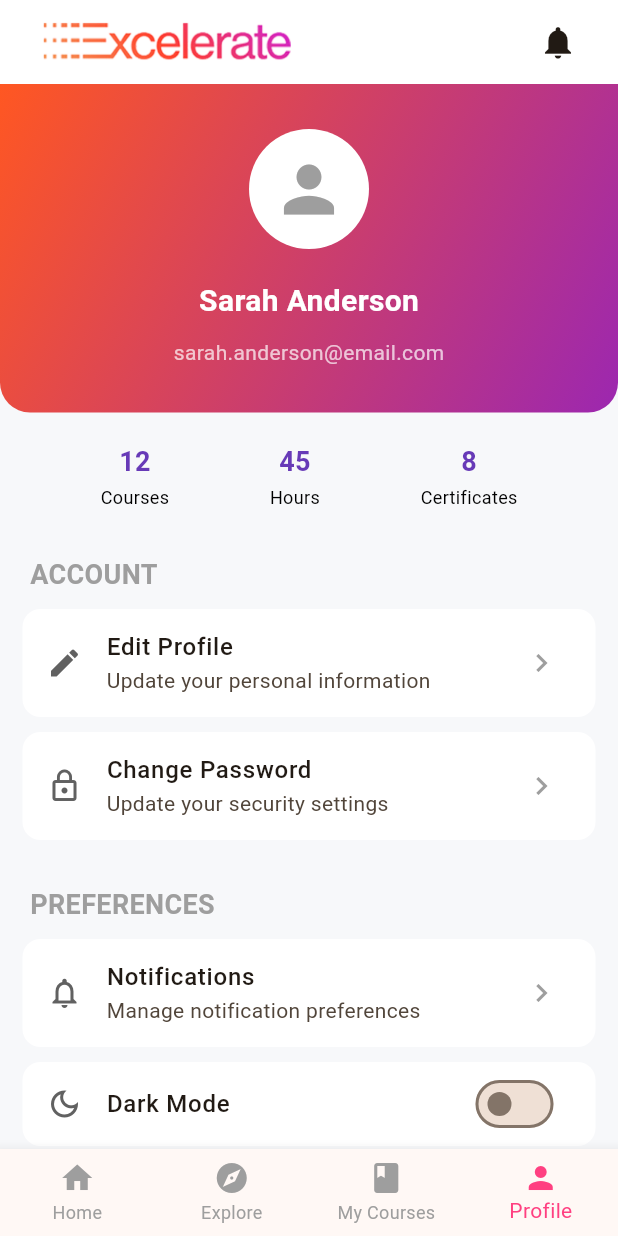
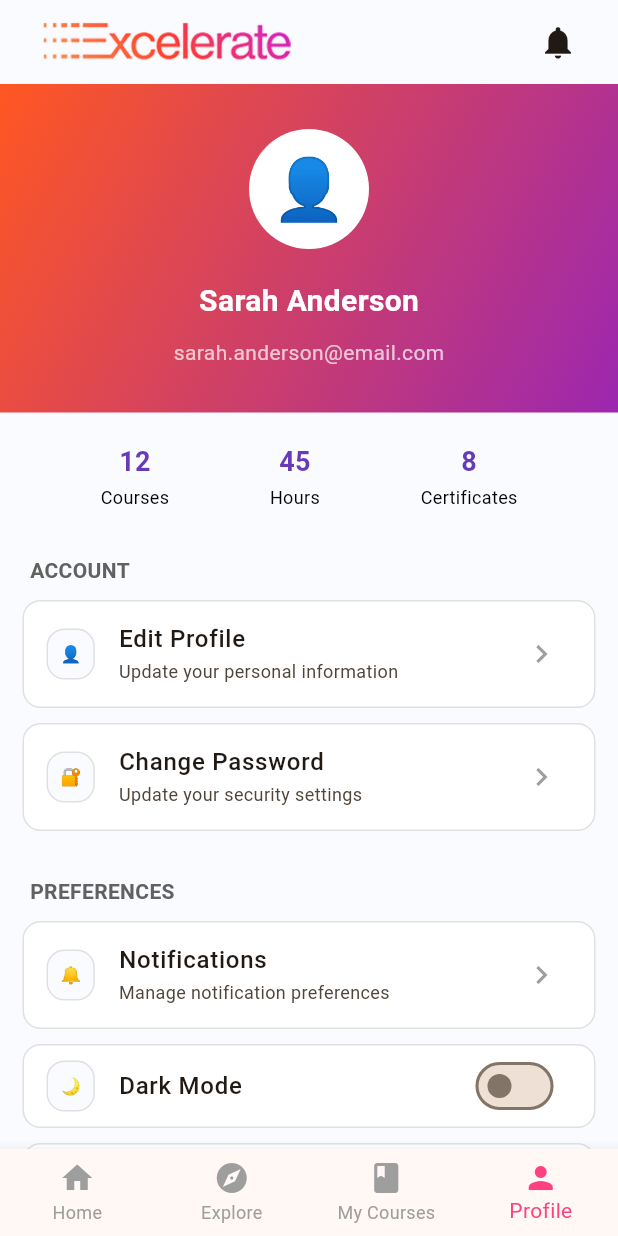
Before and after one commit to AsimBinNasir/Excelerate, a Flutter app: the HomePage screen opened directly, item 4 of the bottom bar chosen, on a phone screen of 412 x 824 dp. Run offline on Flutter 3.47's test engine with Material 3 defaults, Android fonts, the phone set to English and light mode, and no system bars; our stand-ins replace percent_indicator.

Commit message:
Change background color to app original

```diff
--- a/lib/explorePage.dart
+++ b/lib/explorePage.dart
@@ -29,7 +29,7 @@ class _ExplorePageState extends State<ExplorePage> {
     }).toList();
 
     return Scaffold(
-      backgroundColor: Colors.white,
+      backgroundColor: const Color(0xf9fafbff),
       body: SafeArea(
         child: SingleChildScrollView(
           padding: const EdgeInsets.symmetric(horizontal: 16, vertical: 20),
--- a/lib/homepage.dart
+++ b/lib/homepage.dart
@@ -30,9 +30,9 @@ class _HomePageState extends State<HomePage> {
   @override
   Widget build(BuildContext context) {
     return Scaffold(
-      backgroundColor: Colors.white,
+      backgroundColor: const Color(0xf9fafbff),
       appBar: AppBar(
-        backgroundColor: Colors.white,
+        backgroundColor: const Color(0xf9fafbff),
         elevation: 0,
         titleSpacing: 16,
         title: Row(
@@ -52,6 +52,7 @@ class _HomePageState extends State<HomePage> {
       bottomNavigationBar: BottomNavigationBar(
         type: BottomNavigationBarType.fixed,
         selectedItemColor: Colors.pinkAccent,
+        selectedLabelStyle: TextStyle(color: Colors.purple),
         unselectedItemColor: Colors.grey,
         items: const [
           BottomNavigationBarItem(icon: Icon(Icons.home), label: 'Home'),
@@ -156,10 +157,10 @@ Widget _homeContent() {
           Row(
             mainAxisAlignment: MainAxisAlignment.spaceBetween,
             children: [
-                  _quickAction(Icons.explore, 'Browse'),
-                  _quickAction(Icons.favorite, 'Favorites'),
-                  _quickAction(Icons.bar_chart, 'Progress'),
-                  _quickAction(Icons.emoji_events, 'Achievements'),
+              _quickAction('📖', 'Browse'),
+              _quickAction('⭐️', 'Favorites'),
+              _quickAction('📊', 'Progress'),
+              _quickAction('🏆', 'Achievements'),
             ],
           ),
           const SizedBox(height: 24),
@@ -227,8 +228,20 @@ Widget _homeContent() {
 }
 
 // Quick Action Widget
-Widget _quickAction(IconData icon, String label) {
-  return Column(
+Widget _quickAction(String emoji, String label) {
+  return Container(
+    decoration: BoxDecoration(
+      color: Colors.white,
+      borderRadius: BorderRadius.circular(12),
+      boxShadow: [
+        BoxShadow(
+          color: Colors.grey.shade300,
+          blurRadius: 6,
+          spreadRadius: 1,
+        ),
+      ],
+    ),
+    child: Column(
       children: [
         Container(
           padding: const EdgeInsets.all(14),
@@ -243,11 +256,12 @@ Widget _quickAction(IconData icon, String label) {
               ),
             ],
           ),
-        child: Icon(icon, color: Colors.pinkAccent, size: 28),
+          child: Text(emoji, style: TextStyle(fontSize: 28)),
         ),
         const SizedBox(height: 8),
         Text(label, style: const TextStyle(fontWeight: FontWeight.w500)),
       ],
+    ),
   );
 }
 
--- a/lib/myCoursesPage.dart
+++ b/lib/myCoursesPage.dart
@@ -28,7 +28,7 @@ class _MyCoursesPageState extends State<MyCoursesPage> {
               .toList();
 
     return Scaffold(
-      backgroundColor: Colors.white,
+      backgroundColor: const Color(0xf9fafbff),
       body: SafeArea(
         child: SingleChildScrollView(
           padding: const EdgeInsets.symmetric(horizontal: 16, vertical: 20),
--- a/lib/onboardingScreen.dart
+++ b/lib/onboardingScreen.dart
@@ -51,7 +51,7 @@ class _OnboardingScreenState extends State<OnboardingScreen> {
   @override
   Widget build(BuildContext context) {
     return Scaffold(
-      backgroundColor:  Colors.white,
+      backgroundColor:  const Color(0xf9fafbff),
       body: Column(
         children: [
           Expanded(
--- a/lib/profilePage.dart
+++ b/lib/profilePage.dart
@@ -11,7 +11,7 @@ class _ProfilePageState extends State<ProfilePage> {
   @override
   Widget build(BuildContext context) {
     return Scaffold(
-      backgroundColor: const Color(0xFFF7F8FA),
+      backgroundColor: const Color(0xf9fafbff),
       //appBar: AppBar(backgroundColor: Colors.transparent, elevation: 0),
       body: SingleChildScrollView(
         child: Column(
@@ -25,10 +25,6 @@ class _ProfilePageState extends State<ProfilePage> {
                   begin: Alignment.topLeft,
                   end: Alignment.bottomRight,
                 ),
-                borderRadius: BorderRadius.only(
-                  bottomLeft: Radius.circular(20),
-                  bottomRight: Radius.circular(20),
-                ),
               ),
               padding: const EdgeInsets.symmetric(vertical: 30),
               child: Column(
@@ -36,7 +32,7 @@ class _ProfilePageState extends State<ProfilePage> {
                   const CircleAvatar(
                     radius: 40,
                     backgroundColor: Colors.white,
-                    child: Icon(Icons.person, size: 50, color: Colors.grey),
+                    child: Text('👤', style: TextStyle(fontSize: 40)),
                   ),
                   const SizedBox(height: 20),
                   const Text(
@@ -52,12 +48,21 @@ class _ProfilePageState extends State<ProfilePage> {
                     'sarah.anderson@email.com',
                     style: TextStyle(color: Colors.white70),
                   ),
-
                 ],
               ),
             ),
 
             const SizedBox(height: 20),
+            Container(
+              decoration: const BoxDecoration(
+                color: Color(0xf9fafbff),
+                borderRadius: BorderRadius.only(
+                  topLeft: Radius.circular(20),
+                  topRight: Radius.circular(20),
+                ),
+              ),
+              child: Column(
+                children: [
                   Row(
                     mainAxisAlignment: MainAxisAlignment.spaceEvenly,
                     children: [
@@ -71,12 +76,12 @@ class _ProfilePageState extends State<ProfilePage> {
                   // Account
                   _SectionTitle(title: "Account"),
                   _ListTileItem(
-              icon: Icons.edit,
+                    emoji: "👤",
                     title: "Edit Profile",
                     subtitle: "Update your personal information",
                   ),
                   _ListTileItem(
-              icon: Icons.lock_outline,
+                    emoji: "🔐",
                     title: "Change Password",
                     subtitle: "Update your security settings",
                   ),
@@ -85,17 +90,17 @@ class _ProfilePageState extends State<ProfilePage> {
                   // Preferences
                   _SectionTitle(title: "Preferences"),
                   _ListTileItem(
-              icon: Icons.notifications_none,
+                    emoji: "🔔",
                     title: "Notifications",
                     subtitle: "Manage notification preferences",
                   ),
                   _ListTileItem(
-              icon: Icons.dark_mode_outlined,
+                    emoji: "🌙",
                     title: "Dark Mode",
                     trailing: Switch(value: false, onChanged: (v) {}),
                   ),
                   _ListTileItem(
-              icon: Icons.language,
+                    emoji: "🌐",
                     title: "Language",
                     subtitle: "English (US)",
                   ),
@@ -104,17 +109,17 @@ class _ProfilePageState extends State<ProfilePage> {
                   // Support
                   _SectionTitle(title: "Support"),
                   _ListTileItem(
-              icon: Icons.help_outline,
+                    emoji: "❓",
                     title: "Help Center",
                     subtitle: "Get answers to your questions",
                   ),
                   _ListTileItem(
-              icon: Icons.support_agent,
+                    emoji: "📧",
                     title: "Contact Support",
                     subtitle: "We're here to help",
                   ),
                   _ListTileItem(
-              icon: Icons.star_border,
+                    emoji: "⭐",
                     title: "Rate Our App",
                     subtitle: "Share your feedback",
                   ),
@@ -123,12 +128,12 @@ class _ProfilePageState extends State<ProfilePage> {
                   // Legal
                   _SectionTitle(title: "Legal"),
                   _ListTileItem(
-              icon: Icons.description_outlined,
+                    emoji: "📄",
                     title: "Terms of Service",
                     subtitle: "Read our terms",
                   ),
                   _ListTileItem(
-              icon: Icons.privacy_tip_outlined,
+                    emoji: "🔒",
                     title: "Privacy Policy",
                     subtitle: "How we protect your data",
                   ),
@@ -162,6 +167,9 @@ class _ProfilePageState extends State<ProfilePage> {
                 ],
               ),
             ),
+          ],
+        ),
+      ),
     );
   }
 }
@@ -186,10 +194,7 @@ class _statItem extends StatelessWidget {
           ),
         ),
         const SizedBox(height: 2),
-        Text(
-          label,
-          style: const TextStyle(color: Colors.black, fontSize: 12),
-        ),
+        Text(label, style: const TextStyle(color: Colors.black, fontSize: 12)),
       ],
     );
   }
@@ -207,8 +212,8 @@ class _SectionTitle extends StatelessWidget {
       child: Text(
         title.toUpperCase(),
         style: TextStyle(
-          color: Colors.grey,
-          fontSize: 18,
+          color: Colors.grey[700],
+          fontSize: 14,
           fontWeight: FontWeight.bold,
         ),
       ),
@@ -217,13 +222,13 @@ class _SectionTitle extends StatelessWidget {
 }
 
 class _ListTileItem extends StatelessWidget {
-  final IconData icon;
+  final String emoji;
   final String title;
   final String? subtitle;
   final Widget? trailing;
 
   const _ListTileItem({
-    required this.icon,
+    required this.emoji,
     required this.title,
     this.subtitle,
     this.trailing,
@@ -233,16 +238,29 @@ class _ListTileItem extends StatelessWidget {
   Widget build(BuildContext context) {
     return Card(
       margin: const EdgeInsets.symmetric(horizontal: 15, vertical: 5),
-      shape: RoundedRectangleBorder(borderRadius: BorderRadius.circular(12)),
+      shape: RoundedRectangleBorder(
+        borderRadius: BorderRadius.circular(12),
+        side: BorderSide(color: Colors.grey.shade300),
+      ),
       elevation: 0,
+      color: Colors.white,
       child: ListTile(
-        leading: Icon(icon, color: Colors.grey[700]),
+        leading: Container(
+          decoration: BoxDecoration(
+            border: Border.all(color: Colors.grey.shade300),
+            borderRadius: BorderRadius.circular(12),
+            color: const Color(0xf9fafbff),
+          ),
+          padding: const EdgeInsets.all(8),
+          child: Text(emoji),
+        ),
         title: Text(title, style: const TextStyle(fontWeight: FontWeight.w500)),
-        subtitle: subtitle != null ? Text(subtitle!) : null,
+        subtitle: subtitle != null
+            ? Text(subtitle!, style: TextStyle(fontSize: 12))
+            : null,
         trailing:
             trailing ?? const Icon(Icons.chevron_right, color: Colors.grey),
       ),
-      color: Colors.white,
     );
   }
 }
--- a/lib/signin.dart
+++ b/lib/signin.dart
@@ -17,7 +17,7 @@ class _SignInPageState extends State<SignInPage> {
   @override
   Widget build(BuildContext context) {
     return Scaffold(
-      backgroundColor: Colors.white,
+      backgroundColor: const Color(0xf9fafbff),
       body: Center(
         child: SingleChildScrollView(
           padding: const EdgeInsets.symmetric(horizontal: 24.0, vertical: 40.0),
--- a/lib/signup.dart
+++ b/lib/signup.dart
@@ -19,7 +19,7 @@ class _SignUpPageState extends State<SignUpPage> {
   @override
   Widget build(BuildContext context) {
     return Scaffold(
-      backgroundColor:  Colors.white,
+      backgroundColor:  const Color(0xf9fafbff),
       body: Center(
         child: SingleChildScrollView(
           padding: const EdgeInsets.symmetric(horizontal: 24.0, vertical: 40.0),
```
Lines whose indentation alone changed are shown as unchanged.
